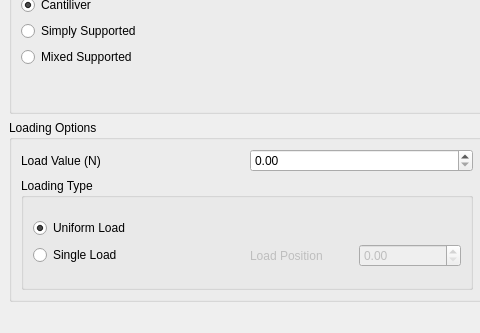
This is mainwindow.ui in opensourcereality/beambending as Qt 5 draws it before an edit; both pictures show x 0 to 480 and y 265 to 598 of the 976 by 598 pixel window. The edited form follows.
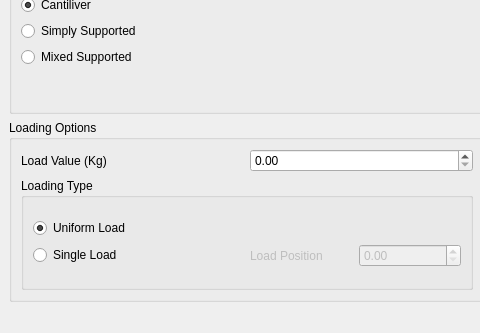
This is the edited form.

Commit message: Newtons to Kg

Patch:
```diff
--- a/mainwindow.ui
+++ b/mainwindow.ui
@@ -134,7 +134,7 @@
              <item>
               <widget class="QLabel" name="label_5">
                <property name="text">
-                <string>Load Value (N)</string>
+                <string>Load Value (Kg)</string>
                </property>
               </widget>
              </item>
```
Left out of the diff: 2 changed lines with no effect on the pictures. The commit also changes 2 other files.
